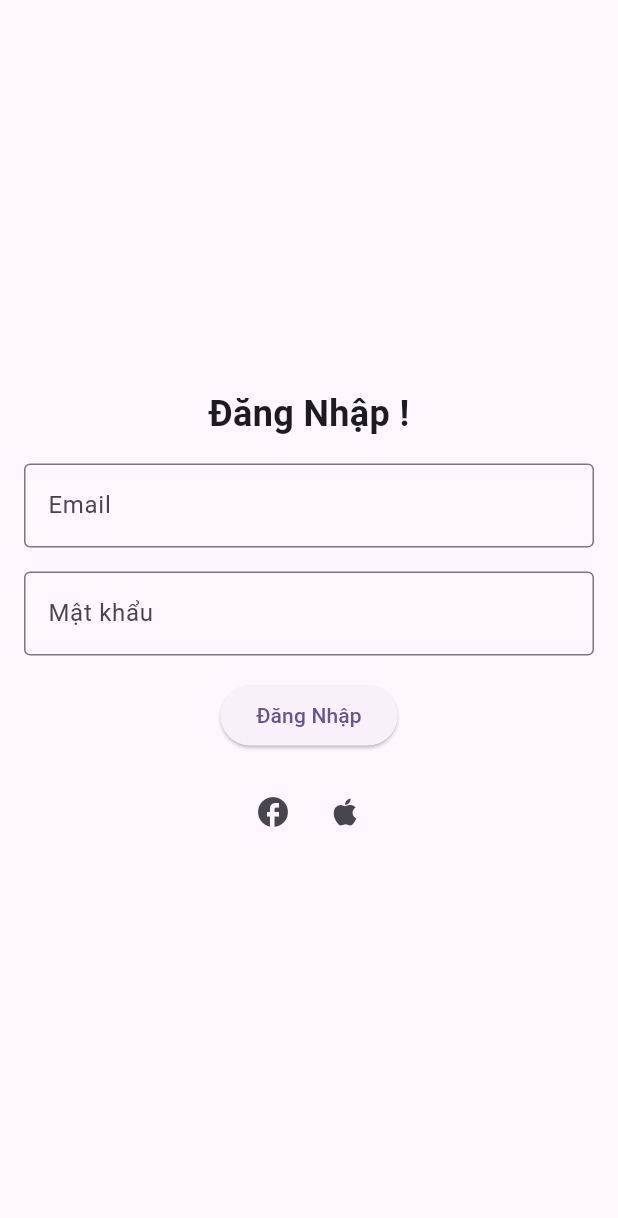
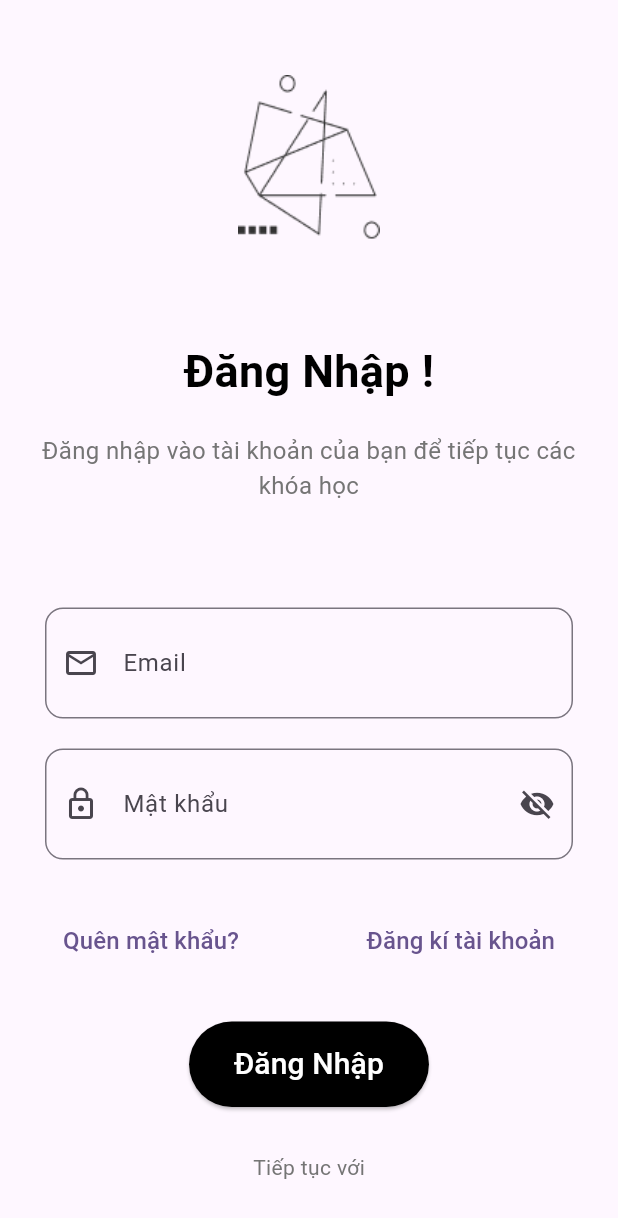
Before and after one commit to tranbao2001/APP-LEARNING, a Flutter app: the screen it shows after launch, after a tap on "Skip", on a phone screen of 412 x 824 dp. Shown: the top 1218 px of the screen. Run offline on Flutter 3.47's test engine with Material 3 defaults, Android fonts, the phone set to English and light mode, and no system bars.

Commit message:
fix login

```diff
--- a/APP/app_learning/lib/ui/Login.dart
+++ /dev/null
@@ -1,84 +0,0 @@
-import 'package:flutter/material.dart';
-
-class Login extends StatefulWidget {
-  const Login({super.key});
-
-  @override
-  _LoginPageState createState() => _LoginPageState();
-}
-
-class _LoginPageState extends State<Login> {
-  final _emailController = TextEditingController();
-  final _passwordController = TextEditingController();
-
-  void _login() {
-    String email = _emailController.text;
-    String password = _passwordController.text;
-    print('Email: $email');
-    print('Password: $password');
-    // Add your login logic here
-  }
-
-  @override
-  Widget build(BuildContext context) {
-    return Scaffold(
-      body: Center(
-        child: Padding(
-          padding: const EdgeInsets.all(16.0),
-          child: Column(
-            mainAxisAlignment: MainAxisAlignment.center,
-            children: [
-              Text(
-                'Đăng Nhập !',
-                style: TextStyle(
-                  fontSize: 24.0,
-                  fontWeight: FontWeight.bold,
-                ),
-              ),
-              SizedBox(height: 16.0),
-              TextField(
-                controller: _emailController,
-                decoration: InputDecoration(
-                  hintText: 'Email',
-                  border: OutlineInputBorder(),
-                ),
-              ),
-              SizedBox(height: 16.0),
-              TextField(
-                controller: _passwordController,
-                obscureText: true,
-                decoration: InputDecoration(
-                  hintText: 'Mật khẩu',
-                  border: OutlineInputBorder(),
-                ),
-              ),
-              SizedBox(height: 16.0),
-              ElevatedButton(
-                onPressed: _login,
-                child: Text('Đăng Nhập'),
-              ),
-              SizedBox(height: 16.0),
-              Row(
-                mainAxisAlignment: MainAxisAlignment.center,
-                children: [
-                  IconButton(
-                    onPressed: () {
-                      // Facebook login logic
-                    },
-                    icon: Icon(Icons.facebook),
-                  ),
-                  IconButton(
-                    onPressed: () {
-                      // Apple login logic
-                    },
-                    icon: Icon(Icons.apple),
-                  ),
-                ],
-              ),
-            ],
-          ),
-        ),
-      ),
-    );
-  }
-}
--- /dev/null
+++ b/APP/app_learning/lib/ui/Login/Login.dart
@@ -0,0 +1,259 @@
+import 'package:app_learning/ui/homepage/HomePage.dart';
+import 'package:flutter/material.dart';
+
+class Login extends StatefulWidget {
+  const Login({super.key});
+
+  @override
+  _LoginPageState createState() => _LoginPageState();
+}
+
+class _LoginPageState extends State<Login> {
+  final _emailController = TextEditingController();
+  final _passwordController = TextEditingController();
+  bool _isPasswordVisible = false; // Biến để kiểm soát hiển thị mật khẩu
+
+  void _login() {
+    String email = _emailController.text;
+    String password = _passwordController.text;
+
+    // Giả định tài khoản và mật khẩu đúng là:
+    String correctEmail = "bao@gmail.com";
+    String correctPassword = "bao123";
+
+    if (email == correctEmail && password == correctPassword) {
+      // Chuyển hướng đến trang HomePage
+      Navigator.pushReplacement(
+        context,
+        MaterialPageRoute(builder: (context) => const HomePage()),
+      );
+    } else {
+      // Hiển thị thông báo lỗi nếu đăng nhập không thành công
+      ScaffoldMessenger.of(context).showSnackBar(
+        const SnackBar(
+          content: Text('Tài khoản hoặc mật khẩu không đúng!'),
+        ),
+      );
+    }
+  }
+
+  @override
+  Widget build(BuildContext context) {
+    return Scaffold(
+      body: SafeArea(
+        child: SingleChildScrollView(
+          child: Center(
+            child: Column(
+              mainAxisAlignment: MainAxisAlignment.start,
+              crossAxisAlignment: CrossAxisAlignment.center,
+              children: [
+                SizedBox(height: 50.0),
+                _buildLogologin(),
+                SizedBox(height: 16.0),
+                _buildOnboardingTitleAndContent(),
+                _buildEmail(),
+                _buildPassword(),
+                _buildForgotandRegister(),
+                _buildbtnLogin(),
+                _buildText(),
+                _buildIcon(),
+              ],
+            ),
+          ),
+        ),
+      ),
+    );
+  }
+
+  Widget _buildLogologin() {
+    return Image.asset(
+      "assets/images/login.png",
+      width: 95,
+      height: 110,
+      fit: BoxFit.contain,
+    );
+  }
+
+  Widget _buildOnboardingTitleAndContent() {
+    return Container(
+      margin: const EdgeInsets.symmetric(horizontal: 10).copyWith(top: 50),
+      child: Column(
+        children: [
+          const Text(
+            'Đăng Nhập !',
+            style: TextStyle(
+              fontSize: 30.0,
+              fontWeight: FontWeight.bold,
+              color: Colors.black,
+            ),
+          ),
+          const SizedBox(height: 20),
+          Text(
+            'Đăng nhập vào tài khoản của bạn để tiếp tục các khóa học',
+            style: TextStyle(
+              fontSize: 16.0,
+              color: Colors.grey[600],
+            ),
+            textAlign: TextAlign.center,
+          ),
+          const SizedBox(height: 20.0),
+        ],
+      ),
+    );
+  }
+
+  Widget _buildEmail() {
+    return Container(
+      margin: const EdgeInsets.symmetric(horizontal: 30).copyWith(top: 50),
+      child: TextField(
+        controller: _emailController,
+        decoration: InputDecoration(
+          hintText: 'Email',
+          border: OutlineInputBorder(
+            borderRadius: BorderRadius.circular(12.0),
+            borderSide: const BorderSide(
+              color: Colors.black, // Màu sắc của viền
+              width: 2.0, // Độ dày của viền
+            ),
+          ),
+          prefixIcon: const Icon(Icons.email_outlined),
+          contentPadding:
+              const EdgeInsets.symmetric(vertical: 25.0, horizontal: 15.0),
+        ),
+      ),
+    );
+  }
+
+  Widget _buildPassword() {
+    return Container(
+      margin: const EdgeInsets.symmetric(horizontal: 30).copyWith(top: 20),
+      child: TextField(
+        controller: _passwordController,
+        obscureText: !_isPasswordVisible, // Ẩn/hiện mật khẩu
+        decoration: InputDecoration(
+          hintText: 'Mật khẩu',
+          border: OutlineInputBorder(
+            borderRadius: BorderRadius.circular(12.0),
+            borderSide: const BorderSide(
+              color: Colors.black, // Màu sắc của viền
+              width: 5.0, // Độ dày của viền
+            ),
+          ),
+          prefixIcon: const Icon(Icons.lock_outline),
+          suffixIcon: IconButton(
+            icon: Icon(
+              _isPasswordVisible ? Icons.visibility : Icons.visibility_off,
+            ),
+            onPressed: () {
+              setState(() {
+                _isPasswordVisible = !_isPasswordVisible;
+              });
+            },
+          ),
+          contentPadding:
+              const EdgeInsets.symmetric(vertical: 25.0, horizontal: 15.0),
+        ),
+      ),
+    );
+  }
+
+  Widget _buildForgotandRegister() {
+    return Container(
+      margin: const EdgeInsets.symmetric(horizontal: 30).copyWith(top: 30),
+      child: Row(
+        mainAxisAlignment: MainAxisAlignment.spaceBetween,
+        children: [
+          TextButton(
+            onPressed: () {
+              // Thêm logic Quên mật khẩu
+            },
+            child: const Text('Quên mật khẩu?', style: TextStyle(fontSize: 16)),
+          ),
+          TextButton(
+            onPressed: () {
+              // Thêm logic Đăng ký tài khoản
+            },
+            child: const Text(
+              'Đăng kí tài khoản',
+              style: TextStyle(fontSize: 16),
+            ),
+          ),
+        ],
+      ),
+    );
+  }
+
+  Widget _buildbtnLogin() {
+    return Container(
+      margin: EdgeInsets.only(top: 30),
+      child: ElevatedButton(
+        onPressed: _login,
+        style: ElevatedButton.styleFrom(
+          backgroundColor: Colors.black,
+          shape: RoundedRectangleBorder(
+            borderRadius: BorderRadius.circular(30.0),
+          ),
+          padding: const EdgeInsets.symmetric(
+            horizontal: 30.0,
+            vertical: 14.0,
+          ),
+        ),
+        child: const Text(
+          'Đăng Nhập',
+          style: TextStyle(fontSize: 20.0, color: Colors.white),
+        ),
+      ),
+    );
+  }
+
+  Widget _buildText() {
+    return Container(
+      margin: EdgeInsets.only(top: 30),
+      child: Column(
+        children: [
+          Text(
+            'Tiếp tục với',
+            style: TextStyle(fontSize: 14.0, color: Colors.grey[600]),
+          ),
+          const SizedBox(height: 16.0),
+        ],
+      ),
+    );
+  }
+
+  Widget _buildIcon() {
+    return Wrap(
+      alignment: WrapAlignment.center,
+      spacing: 24.0,
+      children: [
+        IconButton(
+          onPressed: () {
+            // Google login logic
+          },
+          icon: Image.asset(
+            "assets/images/gg_icon.png",
+            height: 50.0,
+          ),
+        ),
+        IconButton(
+          onPressed: () {
+            // Facebook login logic
+          },
+          icon: Image.asset(
+            "assets/images/fb_icon.png",
+            height: 50.0,
+          ),
+        ),
+        IconButton(
+          onPressed: () {
+            // Apple login logic
+          },
+          icon: Image.asset(
+            "assets/images/ip_icon.png",
+            height: 50.0,
+          ),
+        ),
+      ],
+    );
+  }
+}
--- /dev/null
+++ b/APP/app_learning/lib/ui/homepage/HomePage.dart
@@ -0,0 +1,20 @@
+import 'package:flutter/material.dart';
+
+class HomePage extends StatelessWidget {
+  const HomePage({super.key});
+
+  @override
+  Widget build(BuildContext context) {
+    return Scaffold(
+      appBar: AppBar(
+        title: const Text('Trang Chủ'),
+      ),
+      body: const Center(
+        child: Text(
+          'Chào mừng bạn đến với trang chủ!',
+          style: TextStyle(fontSize: 24),
+        ),
+      ),
+    );
+  }
+}
--- a/APP/app_learning/lib/ui/intro/intro_child_page.dart
+++ b/APP/app_learning/lib/ui/intro/intro_child_page.dart
@@ -1,7 +1,7 @@
 import 'package:app_learning/enums/intro_page_position.dart';
 import 'package:flutter/material.dart';
 
-import '../Login.dart';
+import '../Login/Login.dart';
 
 // Giao diện màn hình
 class IntroChildPage extends StatefulWidget {
--- a/APP/app_learning/lib/ui/intro/intro_page_view.dart
+++ b/APP/app_learning/lib/ui/intro/intro_page_view.dart
@@ -1,5 +1,5 @@
 import 'package:app_learning/enums/intro_page_position.dart';
-import 'package:app_learning/ui/Login.dart';
+import 'package:app_learning/ui/Login/Login.dart';
 import 'package:app_learning/ui/intro/intro_child_page.dart';
 import 'package:flutter/material.dart';
 
```
Also changed, not shown: APP/app_learning/assets/images/2x/gg_icon.png (added), APP/app_learning/assets/images/2x/ip-icon.png (added), APP/app_learning/assets/images/3x/gg_icon.png (added), APP/app_learning/assets/images/3x/ip_icon.png (added), APP/app_learning/assets/images/fb_icon.png (added), APP/app_learning/assets/images/gg_icon.png (added), APP/app_learning/assets/images/google_icon.jpg (added), APP/app_learning/assets/images/ip_icon.png (added).
